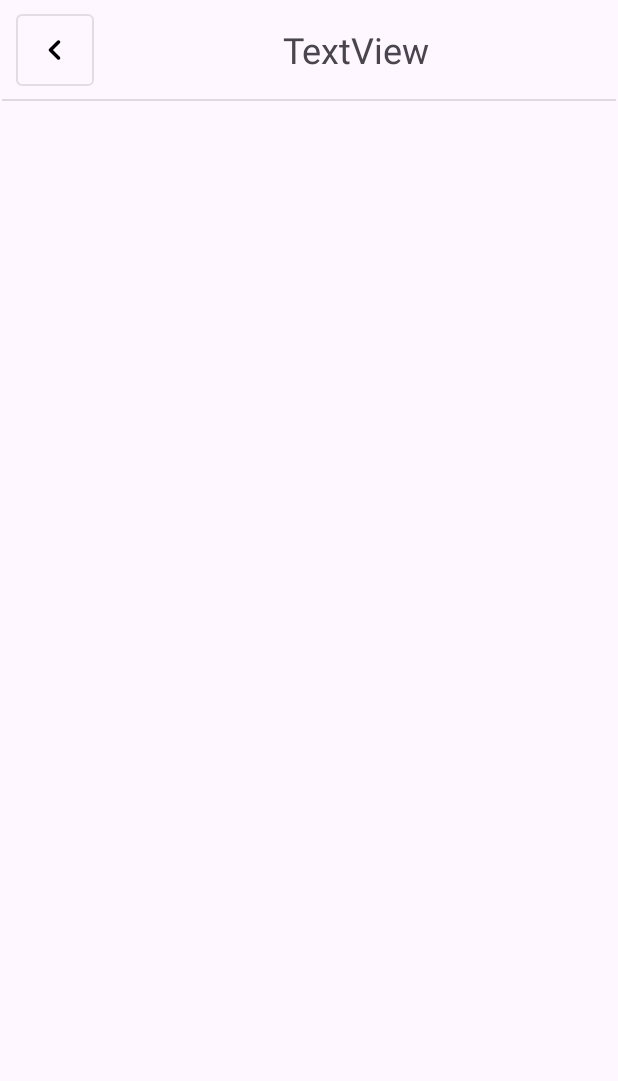
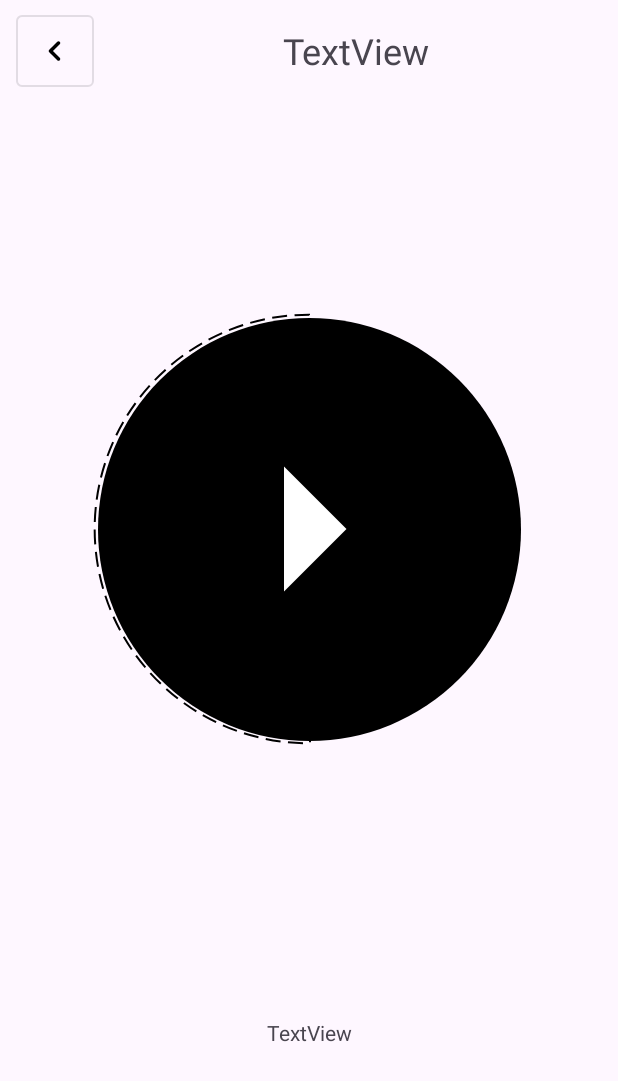
Before and after one commit to DreXASK/ReDuplicate, an Android app: the DuplicateFinderFragment screen opened through its navigation route, on a phone screen of 412 x 824 dp. Shown: the top 1081 px of the screen. Run offline under Robolectric (Android 15) with nearby library versions, the phone set to English and light mode, and no system bars; our stand-ins replace Dagger/Hilt's generated code.

Commit message:
BigYellowButtonImplemented

```diff
--- a/app/src/main/java/com/drexask/reduplicate/DuplicateFinderFragment.kt
+++ b/app/src/main/java/com/drexask/reduplicate/DuplicateFinderFragment.kt
@@ -14,6 +14,10 @@ import androidx.navigation.fragment.findNavController
 import com.drexask.reduplicate.databinding.FragmentDuplicateFinderBinding
 import com.drexask.reduplicate.databinding.FragmentFolderPickerBinding
 import dagger.hilt.android.AndroidEntryPoint
+import kotlinx.coroutines.CoroutineScope
+import kotlinx.coroutines.Dispatchers
+import kotlinx.coroutines.delay
+import kotlinx.coroutines.launch
 import javax.inject.Inject
 
 @AndroidEntryPoint
@@ -32,18 +36,26 @@ class DuplicateFinderFragment : Fragment() {
         when {
             SDK_INT >= 33 -> arguments?.getParcelable(TREE_URI, Uri::class.java)
             else -> @Suppress("DEPRECATION") arguments?.getParcelable(TREE_URI) as? Uri
-        }?.let {
-            viewModel.treeUri.value = it
-            viewModel.folderFileDoc.value = context?.let { context -> DocumentFile.fromTreeUri(context, it) }
+        }?.let {treeUri ->
+            viewModel.treeUri.value = treeUri
+            viewModel.folderFileDoc.value = context?.let { context -> DocumentFile.fromTreeUri(context, treeUri) }
         }
 
         println(viewModel.itemsQuantityInSelectedFolder)
 
         viewModel.treeUri.observe(viewLifecycleOwner, treeUriObserver)
-        binding.btnBackToFolderPicker.setOnClickListener {
-            findNavController().popBackStack()
+
+        binding.apply {
+
+            btnBackToFolderPicker.setOnClickListener {
+                findNavController().popBackStack()
+            }
+
+            btnLaunch.setOnClickListener {
+                progressCircular.max = 10000
+                CoroutineScope(Dispatchers.Default).launch { deleteThisPlease() }
+            }
         }
-
 
         return binding.root
     }
@@ -52,5 +64,15 @@ class DuplicateFinderFragment : Fragment() {
         binding.currentFolderName.text = it.lastPathSegment?.replaceFirst("primary:", "")
     }
 
-
+    private suspend fun deleteThisPlease() {
+        var currentProgress = 0
+        while (currentProgress <= 10000) {
+            CoroutineScope(Dispatchers.Main).launch {
+                _binding?.progressCircular?.progress = currentProgress
+                _binding?.textView?.text = currentProgress.toString()
+                currentProgress += 10
+            }
+            delay(10L)
+        }
+    }
 }
--- /dev/null
+++ b/app/src/main/res/drawable-night/circle_launch_button_with_progress_bar.xml
@@ -0,0 +1,21 @@
+<?xml version="1.0" encoding="utf-8"?>
+<layer-list xmlns:android="http://schemas.android.com/apk/res/android">
+
+    <item>
+        <rotate
+            android:fromDegrees="0"
+            android:toDegrees="1800">
+            <shape
+                android:shape="ring"
+                android:thickness="10dp"
+                android:useLevel="true">
+                <stroke
+                    android:width="1dp"
+                    android:color="@color/yellow"
+                    android:dashWidth="10dp"
+                    android:dashGap="5dp"/>
+            </shape>
+        </rotate>
+    </item>
+
+</layer-list>
--- /dev/null
+++ b/app/src/main/res/drawable/baseline_arrow_right_24.xml
@@ -0,0 +1,5 @@
+<vector android:autoMirrored="true" android:height="24dp"
+    android:tint="#000000" android:viewportHeight="24"
+    android:viewportWidth="24" android:width="24dp" xmlns:android="http://schemas.android.com/apk/res/android">
+    <path android:fillColor="@android:color/white" android:pathData="M10,17l5,-5 -5,-5v10z" />
+</vector>
--- /dev/null
+++ b/app/src/main/res/drawable/circle_launch_button_with_progress_bar.xml
@@ -0,0 +1,21 @@
+<?xml version="1.0" encoding="utf-8"?>
+<layer-list xmlns:android="http://schemas.android.com/apk/res/android">
+
+    <item>
+        <rotate
+            android:fromDegrees="0"
+            android:toDegrees="720">
+            <shape
+                android:shape="ring"
+                android:thickness="10dp"
+                android:useLevel="true">
+                <stroke
+                    android:width="1dp"
+                    android:color="@color/black"
+                    android:dashWidth="10dp"
+                    android:dashGap="5dp"/>
+            </shape>
+        </rotate>
+    </item>
+
+</layer-list>
--- a/app/src/main/res/layout/fragment_duplicate_finder.xml
+++ b/app/src/main/res/layout/fragment_duplicate_finder.xml
@@ -10,11 +10,13 @@
     <View
         android:id="@+id/divider"
         android:layout_width="0dp"
-        android:layout_height="1dp"
+        android:layout_height="0dp"
         android:layout_marginStart="1dp"
+        android:layout_marginTop="67dp"
         android:layout_marginEnd="1dp"
+        android:layout_marginBottom="180dp"
         android:background="?android:attr/listDivider"
-        app:layout_constraintBottom_toBottomOf="parent"
+        app:layout_constraintBottom_toTopOf="@+id/progressBar"
         app:layout_constraintEnd_toEndOf="parent"
         app:layout_constraintHorizontal_bias="0.0"
         app:layout_constraintStart_toStartOf="parent"
@@ -23,7 +25,7 @@
 
     <Button
         android:id="@+id/btn_back_to_folderPicker"
-        style="@style/ButtonWithIconOnly"
+        style="@style/OutlinedButton"
         android:layout_width="wrap_content"
         android:layout_height="wrap_content"
         android:paddingLeft="12dp"
@@ -46,4 +48,42 @@
         app:layout_constraintEnd_toEndOf="parent"
         app:layout_constraintStart_toEndOf="@+id/btn_back_to_folderPicker"
         app:layout_constraintTop_toTopOf="parent" />
+
+    <ProgressBar
+        android:id="@+id/progress_circular"
+        android:layout_width="400dp"
+        android:layout_height="400dp"
+        android:indeterminateOnly="false"
+        android:progress="50"
+        android:progressDrawable="@drawable/circle_launch_button_with_progress_bar"
+        android:rotation="90"
+        app:layout_constraintBottom_toBottomOf="parent"
+        app:layout_constraintEnd_toEndOf="parent"
+        app:layout_constraintHorizontal_bias="0.5"
+        app:layout_constraintStart_toStartOf="parent"
+        app:layout_constraintTop_toBottomOf="@+id/divider"
+        app:layout_constraintVertical_bias="0.24000001"
+        tools:progress="25" />
+
+
+    <Button
+        android:id="@+id/btn_launch"
+        style="@style/BigLaunchButton"
+        android:layout_width="290dp"
+        android:layout_height="290dp"
+        app:layout_constraintBottom_toBottomOf="@+id/progress_circular"
+        app:layout_constraintEnd_toEndOf="@+id/progress_circular"
+        app:layout_constraintStart_toStartOf="@+id/progress_circular"
+        app:layout_constraintTop_toTopOf="@+id/progress_circular" />
+
+    <TextView
+        android:id="@+id/textView"
+        android:layout_width="wrap_content"
+        android:layout_height="wrap_content"
+        android:text="TextView"
+        app:layout_constraintBottom_toBottomOf="parent"
+        app:layout_constraintEnd_toEndOf="parent"
+        app:layout_constraintStart_toStartOf="parent"
+        app:layout_constraintTop_toBottomOf="@+id/progress_circular" />
+
 </androidx.constraintlayout.widget.ConstraintLayout>
--- /dev/null
+++ b/app/src/main/res/values-night/styles.xml
@@ -0,0 +1,13 @@
+<?xml version="1.0" encoding="utf-8"?>
+<resources>
+
+    <style name="BigLaunchButton" parent="Widget.Material3.Button.IconButton.Filled.Tonal">
+        <item name="iconPadding">0dp</item>
+        <item name="backgroundTint">@color/gray</item>
+        <item name="icon">@drawable/baseline_arrow_right_24</item>
+        <item name="iconGravity">textStart</item>
+        <item name="iconSize">200dp</item>
+        <item name="iconTint">@color/yellow</item>
+    </style>
+
+</resources>
--- a/app/src/main/res/values/colors.xml
+++ b/app/src/main/res/values/colors.xml
@@ -4,4 +4,5 @@
     <color name="white">#FFFFFFFF</color>
     <color name="yellow">#FFFF00</color>
     <color name="background_gray">#1C1B1F</color>
+    <color name="gray">#252525</color>
 </resources>
--- a/app/src/main/res/values/styles.xml
+++ b/app/src/main/res/values/styles.xml
@@ -1,7 +1,7 @@
 <?xml version="1.0" encoding="utf-8"?>
 <resources>
 
-    <style name="ButtonWithIconOnly" parent="Widget.MaterialComponents.Button.OutlinedButton">
+    <style name="OutlinedButton" parent="Widget.MaterialComponents.Button.OutlinedButton">
         <item name="iconPadding">0dp</item>
         <item name="android:insetTop">0dp</item>
         <item name="android:insetBottom">0dp</item>
@@ -11,4 +11,13 @@
         <item name="android:minHeight">48dp</item>
     </style>
 
+    <style name="BigLaunchButton" parent="Widget.Material3.Button.IconButton.Filled.Tonal">
+        <item name="iconPadding">0dp</item>
+        <item name="backgroundTint">@color/black</item>
+        <item name="icon">@drawable/baseline_arrow_right_24</item>
+        <item name="iconGravity">textStart</item>
+        <item name="iconSize">200dp</item>
+        <item name="iconTint">@color/white</item>
+    </style>
+
 </resources>
```
